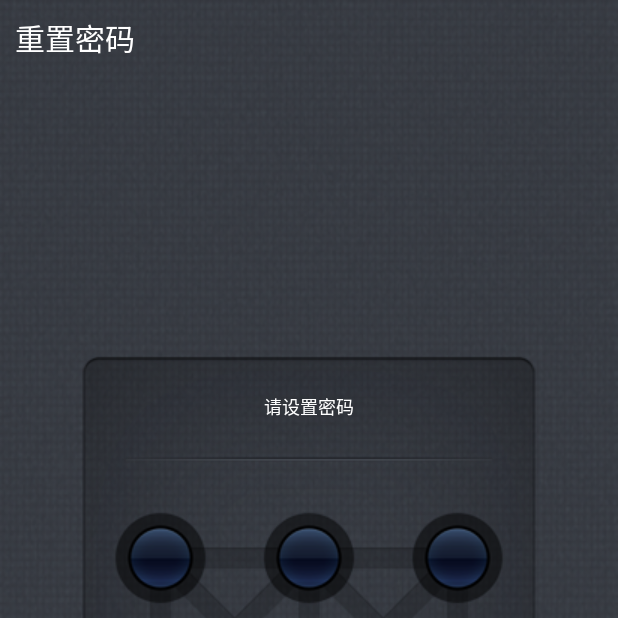
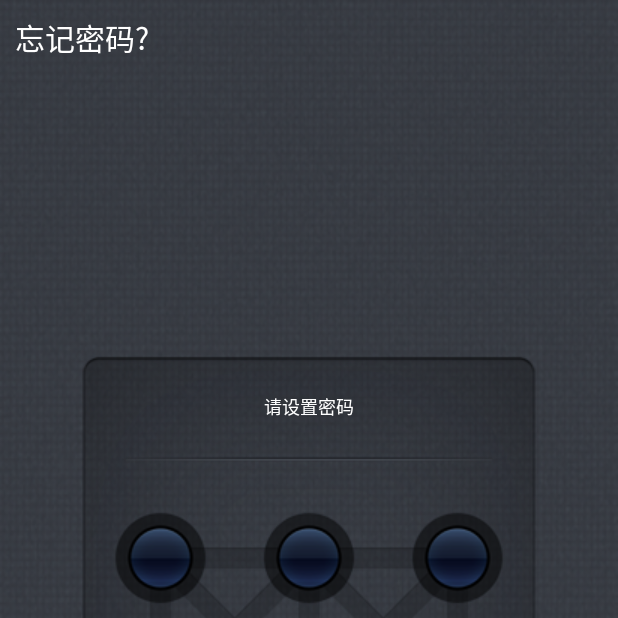
Before and after one commit to xiaoshitounen/PictureUnlock, an Android app: the screen it shows after launch (MainActivity), on a phone screen of 412 x 824 dp, the top half of it. Run offline under Robolectric (Android 15) with nearby library versions, the phone set to English and light mode, and no system bars.

Commit message:
Initial commit

```diff
--- a/app/src/main/java/swu/xl/pictureunlock/MainActivity.java
+++ b/app/src/main/java/swu/xl/pictureunlock/MainActivity.java
@@ -1,8 +1,6 @@
 package swu.xl.pictureunlock;
 
 import androidx.appcompat.app.AppCompatActivity;
-
-import android.animation.ObjectAnimator;
 import android.annotation.SuppressLint;
 import android.content.Context;
 import android.content.Intent;
--- a/app/src/main/res/layout/activity_main.xml
+++ b/app/src/main/res/layout/activity_main.xml
@@ -19,7 +19,7 @@
     <Button
         android:layout_width="match_parent"
         android:layout_height="50dp"
-        android:text="重置密码"
+        android:text="忘记密码?"
         android:textColor="#ffffff"
         android:textSize="20sp"
         android:gravity="left"
```
